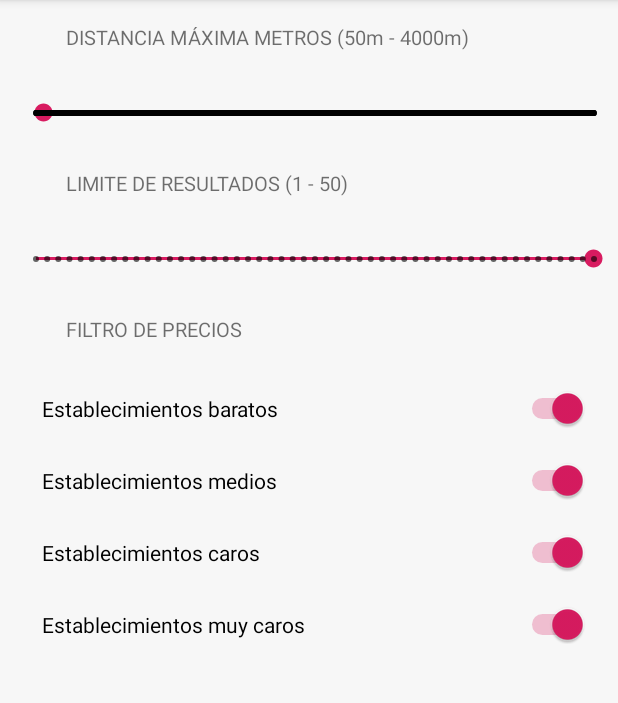
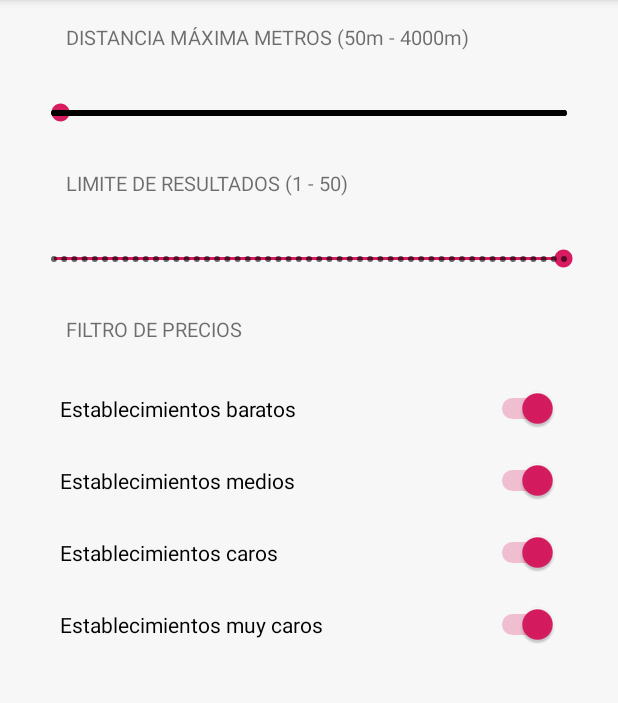
Before and after one commit to masterlino/3CuadrasAndroid, an Android app: the fragment BusinessListFragment placed in its activity, in the options menu, after a tap on "Preferencias", on a phone screen of 412 x 824 dp, the part 84-787 px from its top. Run offline under Robolectric (Android 15) with nearby library versions, the phone set to English and light mode, and no system bars; our stand-ins replace Room's generated code, Volley; libraries missing offline, so code that uses them is left out: org.jetbrains.anko; network calls fail.

Commit message:
improving preferences

```diff
--- a/app/src/main/java/com/example/a3cuadras/fragments/BusinessListFragment.kt
+++ b/app/src/main/java/com/example/a3cuadras/fragments/BusinessListFragment.kt
@@ -14,6 +14,7 @@ import com.android.volley.Response
 import com.example.a3cuadras.adapters.BusinessAdapter
 import com.example.a3cuadras.activities.MainActivity.Companion.FavoritesDBNAME
 import com.example.a3cuadras.R
+import com.example.a3cuadras.Services.Preferences
 import com.example.a3cuadras.activities.BusinessDetailsActivity
 import com.example.a3cuadras.database.FavoriteBusinessDatabase
 import com.example.a3cuadras.model.BusinessItem
@@ -29,9 +30,11 @@ class BusinessListFragment: Fragment() {
 
     private val URL = "https://api.yelp.com/v3/businesses/search?"
     private var URLLocation : String? = null
+    private var URLLocationMore : String? = null
     private var mLocation: Location? = null
 
     private var mView : View? = null
+    var prefs: Preferences? = null
 
     companion object{
         fun newInstance(location: Location?): BusinessListFragment{
@@ -44,11 +47,15 @@ class BusinessListFragment: Fragment() {
     }
 
     override fun onCreateView(inflater: LayoutInflater, container: ViewGroup?, savedInstanceState: Bundle?): View? {
+        prefs = Preferences(container!!.context)
         //get the current location if exits
         mLocation = arguments?.getParcelable("currentLocation")
         if (mLocation != null){
             URLLocation = URL + "latitude=" + mLocation!!.latitude.toString() + "&longitude=" + mLocation!!.longitude.toString()
+            URLLocationMore = URLLocation + "&limit=" + prefs!!.maxResults.toString() + "&radius=" + prefs!!.maxDistance.toString() + "&price=" + prefs!!.pricesToString()
         }
+
+
         mView = inflater.inflate(R.layout.business_list_fragment, container, false)
         return mView
     }
@@ -59,10 +66,28 @@ class BusinessListFragment: Fragment() {
         launcRequest()
     }
 
+    override fun onResume() {
+        super.onResume()
+        launcRequest()
+    }
+
+    override fun getUserVisibleHint(): Boolean {
+        return super.getUserVisibleHint()
+
+    }
+
     private fun launcRequest() {
+        //check for additional parameters
         var mUrl : String
-        if (URLLocation != null) mUrl = URLLocation!!
-        else mUrl = URL
+        if (URLLocationMore != null)
+            mUrl = URLLocationMore!!
+        else{
+            if (URLLocation != null) {
+                mUrl = URLLocation!!
+            }
+            else mUrl = URL
+        }
+
         val newRequest = GsonRequest<BusinessListItem>(mUrl, BusinessListItem::class.java, null,
             Response.Listener<BusinessListItem> {
 
--- a/app/src/main/res/layout/activity_preferences.xml
+++ b/app/src/main/res/layout/activity_preferences.xml
@@ -20,7 +20,9 @@
             android:min="50"
             android:progress="100"
             android:id="@+id/seekBar1" app:layout_constraintEnd_toEndOf="parent"
-            android:layout_marginStart="8dp" app:layout_constraintStart_toStartOf="parent"
+            android:layout_marginStart="20dp"
+            android:layout_marginEnd="20dp"
+            app:layout_constraintStart_toStartOf="parent"
             app:layout_constraintTop_toBottomOf="@+id/textView" android:layout_marginTop="20dp"
             app:layout_constraintHorizontal_bias="0.357"
 
@@ -43,7 +45,9 @@
             android:min="1"
             android:progress="50"
             android:id="@+id/seekBar2" app:layout_constraintEnd_toEndOf="parent"
-            android:layout_marginStart="8dp" app:layout_constraintStart_toStartOf="parent"
+            android:layout_marginStart="20dp"
+            android:layout_marginEnd="20dp"
+            app:layout_constraintStart_toStartOf="parent"
             app:layout_constraintTop_toBottomOf="@+id/textView2" android:layout_marginTop="20dp"
             app:layout_constraintHorizontal_bias="0.285"
 
@@ -64,9 +68,12 @@
             android:id="@+id/linear1"
             android:orientation="horizontal"
             android:layout_width="match_parent"
-            android:layout_height="48dp" tools:layout_editor_absoluteY="352dp"
+            android:layout_height="48dp"
+            android:layout_marginStart="20dp"
+            android:layout_marginEnd="20dp"
+            tools:layout_editor_absoluteY="352dp"
             android:gravity="center_vertical"
-            app:layout_constraintStart_toStartOf="parent" android:layout_marginStart="8dp"
+            app:layout_constraintStart_toStartOf="parent"
             android:layout_marginTop="20dp">
         <Switch
                 android:layout_marginStart="20dp"
@@ -83,9 +90,11 @@
             app:layout_constraintTop_toBottomOf="@id/linear1"
             android:orientation="horizontal"
             android:layout_width="match_parent"
+            android:layout_marginStart="20dp"
+            android:layout_marginEnd="20dp"
             android:layout_height="48dp" tools:layout_editor_absoluteY="352dp"
             android:gravity="center_vertical"
-            app:layout_constraintStart_toStartOf="parent" android:layout_marginStart="8dp"
+            app:layout_constraintStart_toStartOf="parent"
     >
         <Switch
                 android:layout_marginStart="20dp"
@@ -105,7 +114,8 @@
             android:layout_height="48dp" tools:layout_editor_absoluteY="352dp"
             android:gravity="center_vertical"
             app:layout_constraintStart_toStartOf="parent"
-            android:layout_marginStart="8dp">
+            android:layout_marginStart="20dp"
+            android:layout_marginEnd="20dp">
         <Switch
                 android:layout_marginStart="20dp"
                 android:layout_marginEnd="20dp"
@@ -124,7 +134,8 @@
             android:layout_height="48dp" tools:layout_editor_absoluteY="352dp"
             android:gravity="center_vertical"
             app:layout_constraintStart_toStartOf="parent"
-            android:layout_marginStart="8dp">
+            android:layout_marginStart="20dp"
+            android:layout_marginEnd="20dp">
         <Switch
                 android:layout_marginStart="20dp"
                 android:layout_marginEnd="20dp"
```
Also changed, not shown: app/src/main/java/com/example/a3cuadras/Services/Preferences.kt (+40 -0 lines).
